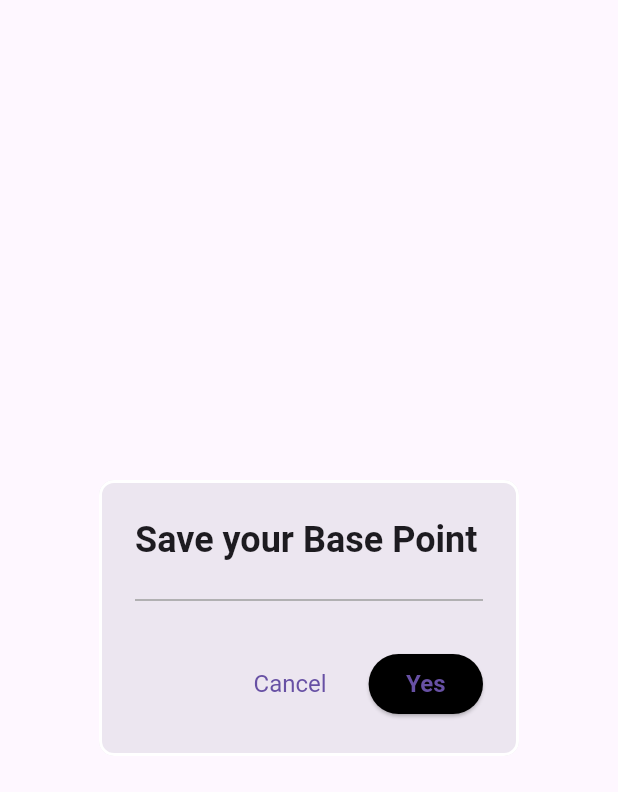
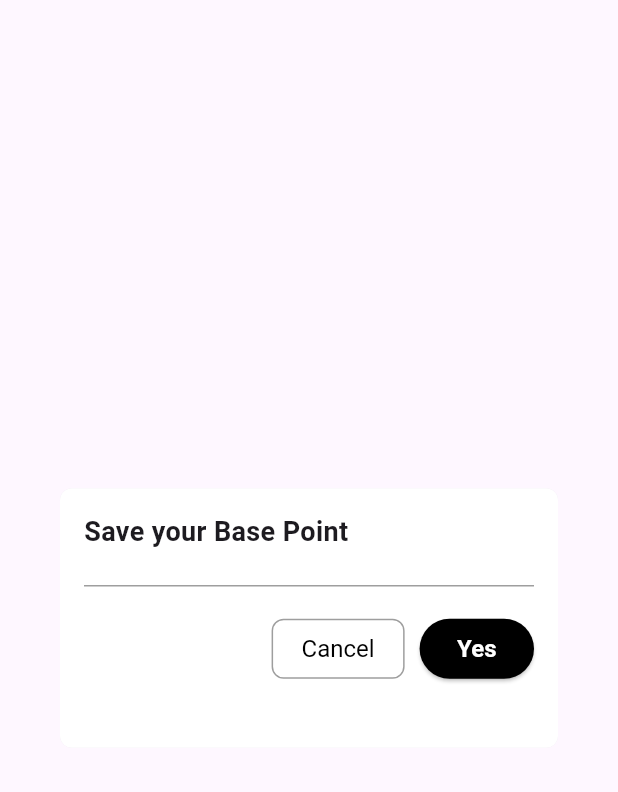
Before and after one commit to PriyankaMudbekar/alfred_ideation, a Flutter app: the SaveStartingPointDialog widget shown alone on an empty page, opened directly, on a phone screen of 412 x 824 dp. Shown: the top 792 px of the screen. Run offline on Flutter 3.47's test engine with Material 3 defaults, Android fonts, the light colour scheme and no system bars.

Commit message:
initial commit

```diff
--- a/lib/save_starting_point_dialog.dart
+++ b/lib/save_starting_point_dialog.dart
@@ -3,27 +3,47 @@ import 'package:flutter/material.dart';
 class SaveStartingPointDialog extends StatelessWidget {
   @override
   Widget build(BuildContext context) {
-    return AlertDialog(
+    return Dialog(
       shape: RoundedRectangleBorder(
-        borderRadius: BorderRadius.circular(10),
-        side: BorderSide(color: Colors.white, width: 2), // Blue border
+        borderRadius: BorderRadius.circular(8), // Border radius of 8px
       ),
-      title: const Text(
+      child: Container(
+        width: 642, // Width 642px
+        height: 173, // Height 173px
+        padding: const EdgeInsets.all(16),
+        decoration: BoxDecoration(
+          borderRadius: BorderRadius.circular(8),
+          color: Colors.white, // Background color
+        ),
+        child: Column(
+          mainAxisSize: MainAxisSize.min,
+          crossAxisAlignment: CrossAxisAlignment.start, // Align text to the left
+          children: [
+            const Text(
               "Save your Base Point",
-        style: TextStyle(fontWeight: FontWeight.bold),
+              style: TextStyle(fontWeight: FontWeight.bold, fontSize: 18),
             ),
-      content: Divider(color: Colors.grey), // Adds a subtle divider line
-      actions: [
-        TextButton(
+            const SizedBox(height: 15), // Added extra space before divider
+            const Divider(color: Colors.grey), // Divider line
+            const SizedBox(height: 10), // Space before buttons
+            Row(
+              mainAxisAlignment: MainAxisAlignment.end,
+              children: [
+                OutlinedButton(
                   onPressed: () {
                     Navigator.pop(context);
                   },
-          style: TextButton.styleFrom(
-            padding: EdgeInsets.symmetric(horizontal: 20, vertical: 10),
-            textStyle: TextStyle(fontSize: 16),
+                  style: OutlinedButton.styleFrom(
+                    padding: const EdgeInsets.symmetric(horizontal: 20, vertical: 10),
+                    textStyle: const TextStyle(fontSize: 16),
+                    side: const BorderSide(color: Colors.grey, width: 1), // Light border
+                    shape: RoundedRectangleBorder(
+                      borderRadius: BorderRadius.circular(8),
                     ),
-          child: const Text("Cancel"),
                   ),
+                  child: const Text("Cancel", style: TextStyle(color: Colors.black)),
+                ),
+                const SizedBox(width: 10),
                 ElevatedButton(
                   onPressed: () {
                     Navigator.pop(context);
@@ -33,12 +53,16 @@ class SaveStartingPointDialog extends StatelessWidget {
                   },
                   style: ElevatedButton.styleFrom(
                     backgroundColor: Colors.black, // Black button
-            padding: EdgeInsets.symmetric(horizontal: 25, vertical: 10),
-            textStyle: TextStyle(fontSize: 16, fontWeight: FontWeight.bold),
+                    padding: const EdgeInsets.symmetric(horizontal: 25, vertical: 10),
+                    textStyle: const TextStyle(fontSize: 16, fontWeight: FontWeight.bold),
                   ),
-          child: const Text("Yes"),
+                  child: const Text("Yes", style: TextStyle(color: Colors.white)),
                 ),
               ],
+            ),
+          ],
+        ),
+      ),
     );
   }
 }
```
Lines whose indentation alone changed are shown as unchanged.
